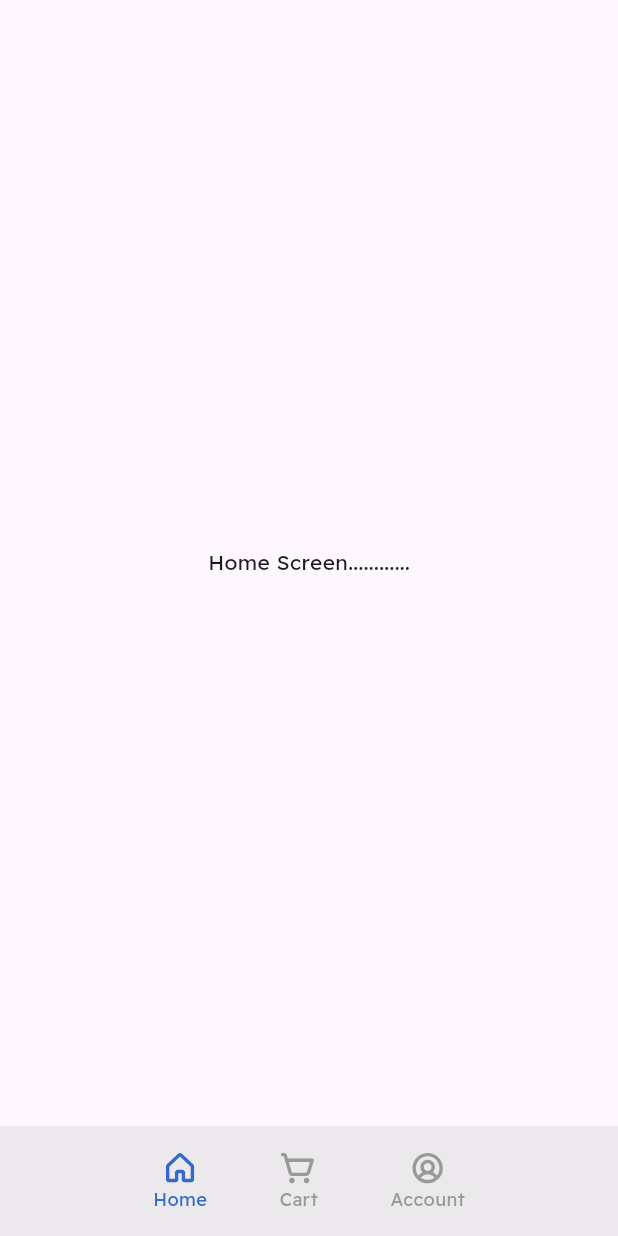
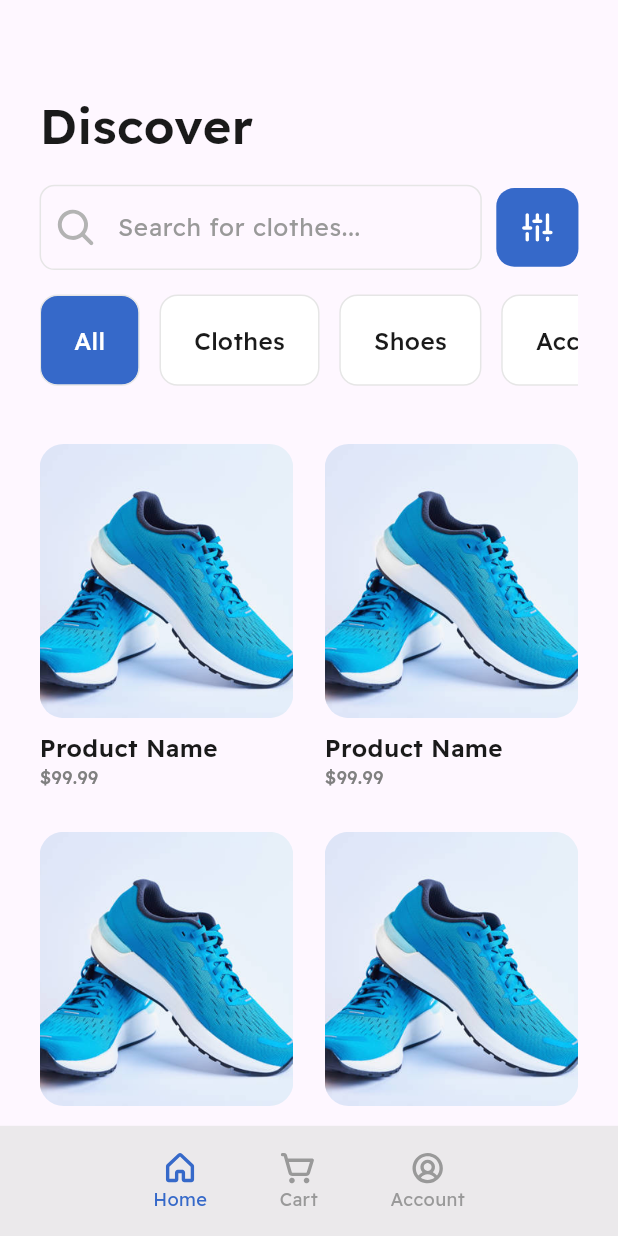
Before and after one commit to Abdallah-Hussien/e_commerce, a Flutter app: the screen it shows after launch, on a phone screen of 412 x 824 dp. Run offline on Flutter 3.47's test engine with Material 3 defaults, Android fonts, the phone set to English and light mode, and no system bars; our stand-ins replace bloc, flutter_bloc, flutter_screenutil, flutter_svg, freezed_annotation, go_router and 1 more.

Commit message:
Add Home UI, assets and StyleManager
Add new home screen UI and supporting widgets, assets and typography helpers. Changes include:
- Add assets: search.svg, filter.svg and shoes.png.
- Add StyleManager with reusable TextStyles and switch existing login/register/forms and AppFormTextField hint to use it; change AppFormTextField.prefixIcon type to Widget.
- Implement HomeScreen layout (Discover, search/filter, categories list, selected category grid) and add widgets: SerachandFilter, CategoriesList (+ item), SelectedCategoryGridView (+ item).
- Minor fixes: unwrap HomeScreen const in navigation list, small validation call formatting, and remove trailing newline in main.dart.
These changes centralize styling and introduce initial home browsing UI with assets for search/filter and product thumbnails.

```diff
--- a/lib/core/theme/style_manager.dart
+++ b/lib/core/theme/style_manager.dart
@@ -1,3 +1,49 @@
+import 'package:e_commerce/core/theme/font_weight_helper.dart';
+import 'package:flutter/material.dart';
+import 'package:flutter_screenutil/flutter_screenutil.dart';
+
+import 'color_manager.dart';
+
 class StyleManager {
   StyleManager._();
+  static TextStyle dark32SmiBold = TextStyle(
+    fontSize: 32.sp,
+    fontWeight: FontWeightHelper.semiBold,
+    color: ColorManager.mainDark,
+  );
+
+  static TextStyle lighterGray16Regular = TextStyle(
+    fontSize: 16.sp,
+    fontWeight: FontWeightHelper.regular,
+    color: ColorManager.lighterGray,
+  );
+
+  static TextStyle lightGray16Regular = TextStyle(
+    fontSize: 16.sp,
+    fontWeight: FontWeightHelper.regular,
+    color: ColorManager.lightGray,
+  );
+
+  static TextStyle lightGray16Medium = TextStyle(
+    fontSize: 16.sp,
+    fontWeight: FontWeightHelper.medium,
+    color: ColorManager.lightGray,
+  );
+
+  static TextStyle dark16Medium = TextStyle(
+    fontSize: 16.sp,
+    fontWeight: FontWeightHelper.medium,
+    color: ColorManager.mainDark,
+  );
+    static TextStyle dark16SemiBold = TextStyle(
+    fontSize: 16.sp,
+    fontWeight: FontWeightHelper.semiBold,
+    color: ColorManager.mainDark,
+  );
+
+    static TextStyle lightGray12Medium = TextStyle(
+    fontSize: 12.sp,
+    fontWeight: FontWeightHelper.medium,
+    color: ColorManager.lightGray,
+  );
 }
--- a/lib/core/widgets/app_form_text_field.dart
+++ b/lib/core/widgets/app_form_text_field.dart
@@ -1,5 +1,5 @@
 import 'package:e_commerce/core/theme/color_manager.dart';
-import 'package:e_commerce/core/theme/font_weight_helper.dart';
+import 'package:e_commerce/core/theme/style_manager.dart';
 import 'package:flutter/material.dart';
 import 'package:flutter_screenutil/flutter_screenutil.dart';
 
@@ -18,7 +18,7 @@ class AppFormTextField extends StatelessWidget {
   final TextEditingController controller;
   final String? hint;
   final String? Function(String?)? validator;
-  final Icon? prefixIcon;
+  final Widget? prefixIcon;
   final Widget? suffixIcon;
   final TextInputType? textInputType;
   final bool obscureText;
@@ -37,11 +37,7 @@ class AppFormTextField extends StatelessWidget {
         suffixIcon: suffixIcon,
         prefixIcon: prefixIcon,
         hintText: hint,
-        hintStyle: TextStyle(
-          color: ColorManager.lightGray,
-          fontSize: 16.sp,
-          fontWeight: FontWeightHelper.regular,
-        ),
+        hintStyle: StyleManager.lighterGray16Regular,
         focusedBorder: OutlineInputBorder(
           borderRadius: BorderRadius.circular(10),
           borderSide: const BorderSide(color: ColorManager.moreLighterGray),
--- a/lib/features/auth/login/ui/login.dart
+++ b/lib/features/auth/login/ui/login.dart
@@ -2,6 +2,7 @@
 
 import 'package:e_commerce/core/helpers/spacing.dart';
 import 'package:e_commerce/core/theme/font_weight_helper.dart';
+import 'package:e_commerce/core/theme/style_manager.dart';
 import 'package:e_commerce/features/auth/login/logic/cubit/login_cubit.dart';
 import 'package:flutter/material.dart';
 import 'package:flutter_screenutil/flutter_screenutil.dart';
@@ -48,20 +49,16 @@ class _LoginState extends State<Login> {
                 verticalSpace(
                   59,
                 ),
-                Text('Login to your account',
-                    style: TextStyle(
-                      fontSize: 32.sp,
-                      fontWeight: FontWeightHelper.semiBold,
-                    )),
+                Text(
+                  'Login to your account',
+                  style: StyleManager.dark32SmiBold,
+                ),
                 verticalSpace(
                   8,
                 ),
                 Text(
                   'It’s great to see you again.',
-                  style: TextStyle(
-                    fontSize: 16.sp,
-                    fontWeight: FontWeightHelper.regular,
-                  ),
+                  style: StyleManager.lightGray16Regular,
                 ),
                 verticalSpace(
                   25,
--- a/lib/features/auth/login/ui/widgets/login_form.dart
+++ b/lib/features/auth/login/ui/widgets/login_form.dart
@@ -1,6 +1,7 @@
 import 'package:e_commerce/core/helpers/extension.dart';
 import 'package:e_commerce/core/theme/color_manager.dart';
 import 'package:e_commerce/core/theme/font_weight_helper.dart';
+import 'package:e_commerce/core/theme/style_manager.dart';
 import 'package:e_commerce/core/util/validation_util.dart';
 import 'package:e_commerce/features/auth/login/logic/cubit/login_cubit.dart';
 import 'package:flutter/material.dart';
@@ -26,11 +27,8 @@ class _LoginFormState extends State<LoginForm> {
         crossAxisAlignment: CrossAxisAlignment.start,
         children: [
           Text(
-            'User Name',
-            style: TextStyle(
-              fontSize: 16.sp,
-              fontWeight: FontWeightHelper.medium,
-            ),
+            'User Email',
+            style: StyleManager.dark16Medium,
           ),
           verticalSpace(
             4,
@@ -53,10 +51,7 @@ class _LoginFormState extends State<LoginForm> {
           ),
           Text(
             'Password',
-            style: TextStyle(
-              fontSize: 16.sp,
-              fontWeight: FontWeightHelper.medium,
-            ),
+            style: StyleManager.dark16Medium,
           ),
           verticalSpace(
             4,
--- a/lib/features/auth/register/ui/register_screen.dart
+++ b/lib/features/auth/register/ui/register_screen.dart
@@ -2,6 +2,7 @@
 
 import 'package:e_commerce/core/helpers/spacing.dart';
 import 'package:e_commerce/core/theme/font_weight_helper.dart';
+import 'package:e_commerce/core/theme/style_manager.dart';
 import 'package:flutter/material.dart';
 import 'package:flutter_screenutil/flutter_screenutil.dart';
 import 'package:flutter_bloc/flutter_bloc.dart';
@@ -48,20 +49,16 @@ class _RegisterState extends State<Register> {
                 verticalSpace(
                   59,
                 ),
-                Text('Register to your account',
-                    style: TextStyle(
-                      fontSize: 32.sp,
-                      fontWeight: FontWeightHelper.semiBold,
-                    )),
+                Text(
+                  'Register to your account',
+                  style: StyleManager.dark32SmiBold,
+                ),
                 verticalSpace(
                   8,
                 ),
                 Text(
                   'It’s great to see you again.',
-                  style: TextStyle(
-                    fontSize: 16.sp,
-                    fontWeight: FontWeightHelper.regular,
-                  ),
+                  style: StyleManager.lightGray16Regular,
                 ),
                 verticalSpace(
                   25,
@@ -72,7 +69,11 @@ class _RegisterState extends State<Register> {
                 ),
                 CustomButton(
                   onPressed: () {
-                    if (context.read<RegisterCubit>().formKey.currentState!.validate()) {
+                    if (context
+                        .read<RegisterCubit>()
+                        .formKey
+                        .currentState!
+                        .validate()) {
                       context.read<RegisterCubit>().myemit();
                     }
                   },
--- a/lib/features/auth/register/ui/widgets/register_form.dart
+++ b/lib/features/auth/register/ui/widgets/register_form.dart
@@ -1,5 +1,6 @@
 import 'package:e_commerce/core/helpers/extension.dart';
 import 'package:e_commerce/core/theme/font_weight_helper.dart';
+import 'package:e_commerce/core/theme/style_manager.dart';
 import 'package:e_commerce/core/util/validation_util.dart';
 import 'package:flutter/material.dart';
 import 'package:flutter_bloc/flutter_bloc.dart';
@@ -17,8 +18,8 @@ class RegisterForm extends StatefulWidget {
 }
 
 class _RegisterFormState extends State<RegisterForm> {
-    bool isPasswordHiden = true;
-    bool isConfirmPasswordHiden = true;
+  bool isPasswordHiden = true;
+  bool isConfirmPasswordHiden = true;
 
   @override
   Widget build(BuildContext context) {
@@ -29,10 +30,7 @@ class _RegisterFormState extends State<RegisterForm> {
         children: [
           Text(
             'User Name',
-            style: TextStyle(
-              fontSize: 16.sp,
-              fontWeight: FontWeightHelper.medium,
-            ),
+            style: StyleManager.dark16Medium,
           ),
           verticalSpace(
             4,
@@ -52,10 +50,7 @@ class _RegisterFormState extends State<RegisterForm> {
           ),
           Text(
             'User Email',
-            style: TextStyle(
-              fontSize: 16.sp,
-              fontWeight: FontWeightHelper.medium,
-            ),
+            style: StyleManager.dark16Medium,
           ),
           verticalSpace(
             4,
@@ -78,10 +73,7 @@ class _RegisterFormState extends State<RegisterForm> {
           ),
           Text(
             'Password',
-            style: TextStyle(
-              fontSize: 16.sp,
-              fontWeight: FontWeightHelper.medium,
-            ),
+            style: StyleManager.dark16Medium,
           ),
           verticalSpace(
             4,
@@ -115,10 +107,7 @@ class _RegisterFormState extends State<RegisterForm> {
           verticalSpace(16),
           Text(
             'Confirm Password',
-            style: TextStyle(
-              fontSize: 16.sp,
-              fontWeight: FontWeightHelper.medium,
-            ),
+            style: StyleManager.dark16Medium,
           ),
           verticalSpace(
             4,
--- a/lib/features/home/home_screen.dart
+++ b/lib/features/home/home_screen.dart
@@ -1,13 +1,42 @@
+import 'package:e_commerce/core/helpers/spacing.dart';
+import 'package:e_commerce/core/theme/style_manager.dart';
 import 'package:flutter/material.dart';
+import 'package:flutter_screenutil/flutter_screenutil.dart';
+
+import 'widgets/categories_list/categories_list.dart';
+import 'widgets/search_and_filter.dart';
+import 'widgets/selected_category/selected_category_gridview.dart';
 
 class HomeScreen extends StatelessWidget {
   const HomeScreen({super.key});
 
   @override
   Widget build(BuildContext context) {
-    return const Scaffold(
-      body: Center(
-        child: Text('Home Screen............'),
+    return GestureDetector(
+      onTap: () => FocusScope.of(context).unfocus(),
+      child: SafeArea(
+        child: Scaffold(
+          body: Padding(
+            padding: EdgeInsets.symmetric(horizontal: 24.0.w),
+            child: Column(
+              crossAxisAlignment: CrossAxisAlignment.start,
+              mainAxisAlignment: MainAxisAlignment.start,
+              children: [
+                verticalSpace(60),
+                Text(
+                  'Discover',
+                  style: StyleManager.dark32SmiBold,
+                ),
+                verticalSpace(16),
+                SerachandFilter(),
+                verticalSpace(16),
+                const CategoriesList(),
+                verticalSpace(23),
+                const SelectedCategoryGridView(),
+              ],
+            ),
+          ),
+        ),
       ),
     );
   }
--- /dev/null
+++ b/lib/features/home/widgets/categories_list/categories_list.dart
@@ -0,0 +1,51 @@
+import 'package:flutter/material.dart';
+import 'package:flutter_screenutil/flutter_screenutil.dart';
+
+import 'categories_list_item.dart';
+
+class CategoriesList extends StatefulWidget {
+  const CategoriesList({
+    super.key,
+  });
+
+  @override
+  State<CategoriesList> createState() => _CategoriesListState();
+}
+
+class _CategoriesListState extends State<CategoriesList> {
+  final listOFCategories = [
+    'All',
+    'Clothes',
+    'Shoes',
+    'Accessories',
+    'Electronics',
+    'Home & Garden',
+    'Toys',
+  ];
+
+  int selectedCategoryIndex = 0;
+
+  @override
+  Widget build(BuildContext context) {
+    return SizedBox(
+      height: 60.h,
+      child: ListView.builder(
+          scrollDirection: Axis.horizontal,
+          itemCount: listOFCategories.length, // Replace with actual item count
+          itemBuilder: (context, index) {
+            return GestureDetector(
+              onTap: () {
+                setState(() {
+                  selectedCategoryIndex = index;
+                });
+              },
+              child: CategoriesListItem(
+                selectedCategoryIndex: selectedCategoryIndex,
+                index: index,
+                text: listOFCategories[index],
+              ),
+            );
+          }),
+    );
+  }
+}
--- /dev/null
+++ b/lib/features/home/widgets/categories_list/categories_list_item.dart
@@ -0,0 +1,51 @@
+import 'package:e_commerce/core/theme/color_manager.dart';
+import 'package:e_commerce/core/theme/style_manager.dart';
+import 'package:flutter/material.dart';
+import 'package:flutter_screenutil/flutter_screenutil.dart';
+
+class CategoriesListItem extends StatelessWidget {
+  const CategoriesListItem({
+    super.key,
+    required this.selectedCategoryIndex,
+    required this.index,
+    required this.text,
+  });
+
+  final int index;
+  final int selectedCategoryIndex;
+  final String text;
+
+  @override
+  Widget build(BuildContext context) {
+    return Container(
+      height: 60.h,
+      margin: (index != 0) ? EdgeInsetsDirectional.only(start: 12.w) : null,
+      decoration: BoxDecoration(
+        color: selectedCategoryIndex == index
+            ? ColorManager.mainBlue
+            : Colors.white,
+        shape: BoxShape.rectangle,
+        border: Border.all(
+          color: ColorManager.moreLighterGray,
+        ),
+        borderRadius: BorderRadius.circular(12),
+      ),
+      child: Center(
+        child: Padding(
+          padding: EdgeInsets.symmetric(
+            horizontal: 20.w,
+            vertical: 7.h,
+          ),
+          child: Text(
+            text,
+            style: StyleManager.dark16Medium.copyWith(
+              color: selectedCategoryIndex == index
+                  ? Colors.white
+                  : ColorManager.mainDark,
+            ),
+          ),
+        ),
+      ),
+    );
+  }
+}
--- /dev/null
+++ b/lib/features/home/widgets/search_and_filter.dart
@@ -0,0 +1,49 @@
+import 'package:flutter/material.dart';
+import 'package:flutter_screenutil/flutter_screenutil.dart';
+import 'package:flutter_svg/flutter_svg.dart';
+
+import '../../../core/helpers/spacing.dart';
+import '../../../core/theme/color_manager.dart';
+import '../../../core/widgets/app_form_text_field.dart';
+
+class SerachandFilter extends StatelessWidget {
+  SerachandFilter({super.key});
+  final TextEditingController controller = TextEditingController();
+
+  @override
+  Widget build(BuildContext context) {
+    return Row(
+      children: [
+        Expanded(
+          child: AppFormTextField(
+            controller: controller,
+            hint: 'Search for clothes...',
+            prefixIcon: Padding(
+              padding: const EdgeInsets.all(10.0),
+              child: SvgPicture.asset(
+                'assets/icons/search.svg',
+              ),
+            ),
+          ),
+        ),
+        horizontalSpace(8.w),
+        IconButton(
+          style: IconButton.styleFrom(
+            padding: EdgeInsets.symmetric(
+              horizontal: 14.w,
+              vertical: 14.h,
+            ),
+            backgroundColor: ColorManager.mainBlue,
+            shape: RoundedRectangleBorder(
+              borderRadius: BorderRadius.circular(12),
+            ),
+          ),
+          onPressed: () {},
+          icon: SvgPicture.asset(
+            'assets/icons/filter.svg',
+          ),
+        ),
+      ],
+    );
+  }
+}
--- /dev/null
+++ b/lib/features/home/widgets/selected_category/selected_category_gridview.dart
@@ -0,0 +1,33 @@
+import 'package:flutter/material.dart';
+import 'package:flutter_screenutil/flutter_screenutil.dart';
+
+import 'selected_category_gridview_item.dart';
+
+class SelectedCategoryGridView extends StatelessWidget {
+  const SelectedCategoryGridView({
+    super.key,
+  });
+
+  @override
+  Widget build(BuildContext context) {
+    return Expanded(
+      child: GridView.builder(
+        padding: EdgeInsetsDirectional.symmetric(vertical: 14.0.w),
+        itemCount: 6, // Example item count
+        gridDelegate: SliverGridDelegateWithFixedCrossAxisCount(
+          crossAxisCount: 2,
+          mainAxisSpacing: 20.h,
+          crossAxisSpacing: 19.w,
+          childAspectRatio: 2.13 / 3,
+        ),
+        itemBuilder: (context, index) {
+          return const SelectedCategoryCridViewItem(
+            imagePath: 'assets/images/shoes.png',
+            productName: 'Product Name',
+            productPrice: '\$99.99',
+          );
+        },
+      ),
+    );
+  }
+}
--- /dev/null
+++ b/lib/features/home/widgets/selected_category/selected_category_gridview_item.dart
@@ -0,0 +1,43 @@
+import 'package:e_commerce/core/helpers/spacing.dart';
+import 'package:e_commerce/core/theme/style_manager.dart';
+import 'package:flutter/material.dart';
+
+
+class SelectedCategoryCridViewItem extends StatelessWidget {
+  const SelectedCategoryCridViewItem({
+    super.key,
+    required this.imagePath,
+    required this.productName,
+    required this.productPrice,
+  });
+
+  final String imagePath ;
+  final String productName ;
+  final String productPrice ;
+
+  @override
+  Widget build(BuildContext context) {
+    return Container(
+      decoration: BoxDecoration(
+        borderRadius: BorderRadius.circular(16),
+      ),
+      child: Column(
+        crossAxisAlignment: CrossAxisAlignment.start,
+        children: [
+          ClipRRect(
+            borderRadius: BorderRadius.circular(16),
+            child: Image.asset(
+              imagePath,
+              // height: 174.h,
+              fit: BoxFit.cover,
+              // color: Colors.grey[300],
+            ),
+          ),
+          verticalSpace(8),
+          Text(productName, style: StyleManager.dark16SemiBold),
+          Text(productPrice, style: StyleManager.lightGray12Medium),
+        ],
+      ),
+    );
+  }
+}
--- a/lib/features/navigation_screen.dart
+++ b/lib/features/navigation_screen.dart
@@ -18,7 +18,7 @@ class NavigationScreen extends StatefulWidget {
 class _NavigationScreenState extends State<NavigationScreen> {
   int _currentIndex = 0;
   final List<Widget> screens = [
-    const HomeScreen(),
+    HomeScreen(),
     const CartScreen(),
     const AccountScreen(),
   ];
```
Also changed, not shown: assets/icons/filter.svg (added), assets/icons/search.svg (added), assets/images/shoes.png (added), lib/main.dart (line endings or trailing spaces).
